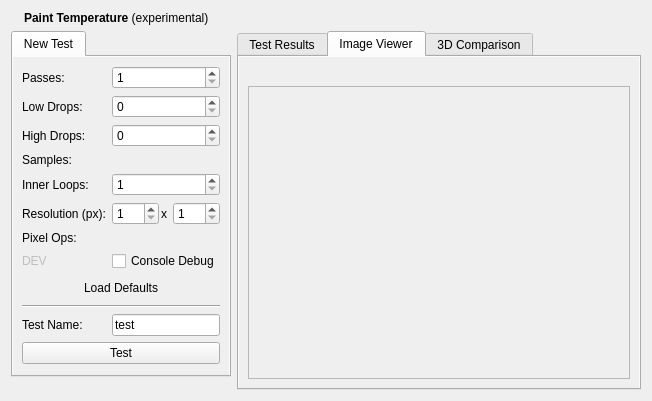
This is src/plugins/inspector/nokiaqtframework/painting/temperaturepanel.ui in enricoros/k-qt-creator-inspector as Qt 5 draws it before an edit. The edited form follows.
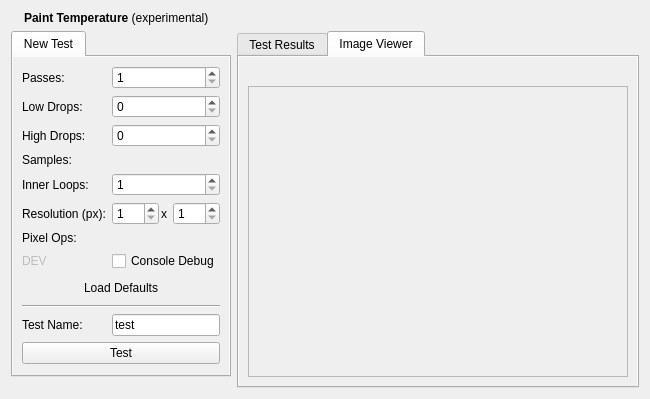
This is the edited form. The open tabs and pages were chosen to show the change. Icons and pictures are not drawn.

The edit to the form file:
```diff
--- a/src/plugins/inspector/nokiaqtframework/painting/temperaturepanel.ui
+++ b/src/plugins/inspector/nokiaqtframework/painting/temperaturepanel.ui
@@ -7,8 +7,8 @@
    <rect>
     <x>0</x>
     <y>0</y>
-    <width>652</width>
-    <height>401</height>
+    <width>650</width>
+    <height>399</height>
    </rect>
   </property>
   <layout class="QGridLayout" name="gridLayout">
@@ -387,8 +387,8 @@
            <rect>
             <x>0</x>
             <y>0</y>
-            <width>387</width>
-            <height>303</height>
+            <width>367</width>
+            <height>298</height>
            </rect>
           </property>
          </widget>
@@ -396,14 +396,6 @@
        </item>
       </layout>
      </widget>
-     <widget class="QWidget" name="comparisonPage">
-      <property name="autoFillBackground">
-       <bool>true</bool>
-      </property>
-      <attribute name="title">
-       <string>3D Comparison</string>
-      </attribute>
-     </widget>
     </widget>
    </item>
    <item row="2" column="0">
```
